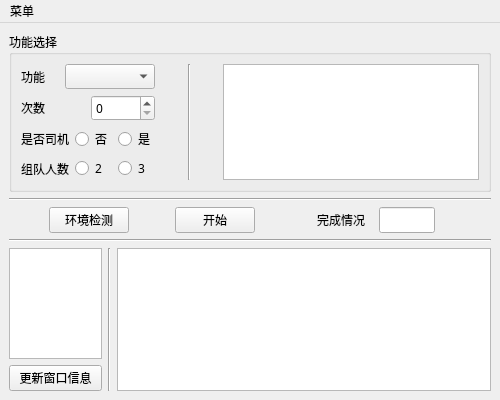
AquamarineCyan/OnmyojiDesktopAssistant, file ui/mainui.ui: the form before one commit.
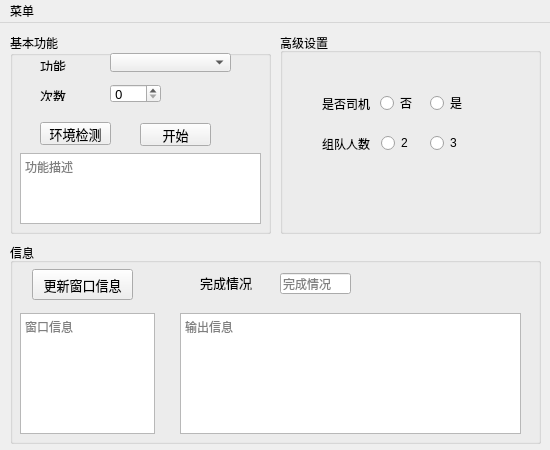
The form after the commit. The open tabs and pages were chosen to show the change.

What changed in the file:
```diff
--- a/ui/mainui.ui
+++ b/ui/mainui.ui
@@ -6,75 +6,214 @@
    <rect>
     <x>0</x>
     <y>0</y>
-    <width>500</width>
-    <height>400</height>
+    <width>550</width>
+    <height>450</height>
    </rect>
   </property>
   <property name="windowTitle">
    <string>Onmyoji_Python</string>
   </property>
+  <property name="styleSheet">
+   <string notr="true"/>
+  </property>
   <widget class="QWidget" name="centralwidget">
-   <layout class="QVBoxLayout" name="verticalLayout_2">
-    <item>
-     <widget class="QGroupBox" name="groupBox">
+   <widget class="QGroupBox" name="groupBox_basic">
+    <property name="geometry">
+     <rect>
+      <x>10</x>
+      <y>10</y>
+      <width>261</width>
+      <height>201</height>
+     </rect>
+    </property>
       <property name="font">
        <font>
         <family>宋体</family>
        </font>
       </property>
       <property name="title">
-       <string>功能选择</string>
-      </property>
-      <layout class="QHBoxLayout" name="horizontalLayout_6">
-       <item>
-        <layout class="QVBoxLayout" name="verticalLayout">
-         <item>
-          <layout class="QHBoxLayout" name="horizontalLayout_2">
-           <item>
-            <widget class="QLabel" name="label_2">
+     <string>基本功能</string>
+    </property>
+    <widget class="QTextBrowser" name="text_miaoshu">
+     <property name="geometry">
+      <rect>
+       <x>10</x>
+       <y>120</y>
+       <width>241</width>
+       <height>71</height>
+      </rect>
+     </property>
+     <property name="placeholderText">
+      <string>功能描述</string>
+     </property>
+    </widget>
+    <widget class="QPushButton" name="button_start">
+     <property name="geometry">
+      <rect>
+       <x>130</x>
+       <y>90</y>
+       <width>71</width>
+       <height>23</height>
+      </rect>
+     </property>
+     <property name="font">
+      <font>
+       <family>宋体</family>
+       <pointsize>10</pointsize>
+      </font>
+     </property>
              <property name="text">
-              <string>功能</string>
-             </property>
-            </widget>
-           </item>
-           <item>
+      <string>开始</string>
+     </property>
+    </widget>
+    <widget class="QPushButton" name="button_resources">
+     <property name="geometry">
+      <rect>
+       <x>30</x>
+       <y>89</y>
+       <width>71</width>
+       <height>23</height>
+      </rect>
+     </property>
+     <property name="font">
+      <font>
+       <family>宋体</family>
+       <pointsize>10</pointsize>
+      </font>
+     </property>
+     <property name="text">
+      <string>环境检测</string>
+     </property>
+    </widget>
             <widget class="QComboBox" name="combo_choice">
+     <property name="geometry">
+      <rect>
+       <x>100</x>
+       <y>20</y>
+       <width>121</width>
+       <height>19</height>
+      </rect>
+     </property>
+     <property name="font">
+      <font>
+       <family>宋体</family>
+       <pointsize>9</pointsize>
+      </font>
+     </property>
              <property name="placeholderText">
               <string>请选择功能</string>
              </property>
             </widget>
-           </item>
-          </layout>
-         </item>
-         <item>
-          <layout class="QHBoxLayout" name="horizontalLayout_3">
-           <item>
-            <widget class="QLabel" name="label_3">
+    <widget class="QLabel" name="label_2">
+     <property name="geometry">
+      <rect>
+       <x>30</x>
+       <y>23</y>
+       <width>26</width>
+       <height>15</height>
+      </rect>
+     </property>
+     <property name="font">
+      <font>
+       <family>宋体</family>
+       <pointsize>10</pointsize>
+      </font>
+     </property>
              <property name="text">
-              <string>次数</string>
-             </property>
-            </widget>
-           </item>
-           <item>
+      <string>&lt;html&gt;&lt;head/&gt;&lt;body&gt;&lt;p&gt;&lt;span style=&quot; font-size:10pt;&quot;&gt;功能&lt;/span&gt;&lt;/p&gt;&lt;/body&gt;&lt;/html&gt;</string>
+     </property>
+    </widget>
             <widget class="QSpinBox" name="spinB_num">
+     <property name="geometry">
+      <rect>
+       <x>100</x>
+       <y>51</y>
+       <width>51</width>
+       <height>19</height>
+      </rect>
+     </property>
+     <property name="font">
+      <font>
+       <family>宋体</family>
+       <pointsize>10</pointsize>
+      </font>
+     </property>
              <property name="maximum">
               <number>999</number>
              </property>
             </widget>
-           </item>
-          </layout>
-         </item>
-         <item>
-          <layout class="QHBoxLayout" name="horizontalLayout_4">
-           <item>
+    <widget class="QLabel" name="label_3">
+     <property name="geometry">
+      <rect>
+       <x>30</x>
+       <y>53</y>
+       <width>26</width>
+       <height>15</height>
+      </rect>
+     </property>
+     <property name="text">
+      <string>&lt;html&gt;&lt;head/&gt;&lt;body&gt;&lt;p&gt;&lt;span style=&quot; font-size:10pt;&quot;&gt;次数&lt;/span&gt;&lt;/p&gt;&lt;/body&gt;&lt;/html&gt;</string>
+     </property>
+    </widget>
+   </widget>
+   <widget class="QGroupBox" name="groupBox_senior">
+    <property name="geometry">
+     <rect>
+      <x>280</x>
+      <y>10</y>
+      <width>261</width>
+      <height>201</height>
+     </rect>
+    </property>
+    <property name="title">
+     <string>高级设置</string>
+    </property>
+    <widget class="QStackedWidget" name="stackedWidget">
+     <property name="geometry">
+      <rect>
+       <x>10</x>
+       <y>20</y>
+       <width>231</width>
+       <height>161</height>
+      </rect>
+     </property>
+     <property name="currentIndex">
+      <number>0</number>
+     </property>
+     <widget class="QWidget" name="none"/>
+     <widget class="QWidget" name="yuhun">
             <widget class="QLabel" name="label_driver">
+       <property name="geometry">
+        <rect>
+         <x>32</x>
+         <y>40</y>
+         <width>48</width>
+         <height>21</height>
+        </rect>
+       </property>
+       <property name="font">
+        <font>
+         <pointsize>9</pointsize>
+        </font>
+       </property>
              <property name="text">
               <string>是否司机</string>
              </property>
             </widget>
-           </item>
-           <item>
             <widget class="QRadioButton" name="button_driver_False">
+       <property name="geometry">
+        <rect>
+         <x>90</x>
+         <y>40</y>
+         <width>38</width>
+         <height>20</height>
+        </rect>
+       </property>
+       <property name="font">
+        <font>
+         <pointsize>9</pointsize>
+        </font>
+       </property>
              <property name="mouseTracking">
               <bool>true</bool>
              </property>
@@ -85,9 +224,20 @@
               <string notr="true">buttonGroup_driver</string>
              </attribute>
             </widget>
-           </item>
-           <item>
             <widget class="QRadioButton" name="button_driver_True">
+       <property name="geometry">
+        <rect>
+         <x>140</x>
+         <y>40</y>
+         <width>38</width>
+         <height>20</height>
+        </rect>
+       </property>
+       <property name="font">
+        <font>
+         <pointsize>9</pointsize>
+        </font>
+       </property>
              <property name="text">
               <string>是</string>
              </property>
@@ -95,30 +245,20 @@
               <string notr="true">buttonGroup_driver</string>
              </attribute>
             </widget>
-           </item>
-          </layout>
-         </item>
-         <item>
-          <layout class="QHBoxLayout" name="horizontalLayout_5">
-           <item>
-            <widget class="QLabel" name="label_passengers">
-             <property name="text">
-              <string>组队人数</string>
-             </property>
-            </widget>
-           </item>
-           <item>
-            <widget class="QRadioButton" name="button_passengers_2">
-             <property name="text">
-              <string>2</string>
-             </property>
-             <attribute name="buttonGroup">
-              <string notr="true">buttonGroup_passengers</string>
-             </attribute>
-            </widget>
-           </item>
-           <item>
             <widget class="QRadioButton" name="button_passengers_3">
+       <property name="geometry">
+        <rect>
+         <x>140</x>
+         <y>80</y>
+         <width>33</width>
+         <height>20</height>
+        </rect>
+       </property>
+       <property name="font">
+        <font>
+         <pointsize>9</pointsize>
+        </font>
+       </property>
              <property name="text">
               <string>3</string>
              </property>
@@ -126,245 +266,241 @@
               <string notr="true">buttonGroup_passengers</string>
              </attribute>
             </widget>
-           </item>
-          </layout>
-         </item>
-        </layout>
-       </item>
-       <item>
-        <spacer name="horizontalSpacer_8">
-         <property name="orientation">
-          <enum>Qt::Horizontal</enum>
-         </property>
-         <property name="sizeHint" stdset="0">
-          <size>
-           <width>20</width>
+      <widget class="QRadioButton" name="button_passengers_2">
+       <property name="geometry">
+        <rect>
+         <x>91</x>
+         <y>80</y>
+         <width>33</width>
            <height>20</height>
-          </size>
-         </property>
-        </spacer>
-       </item>
-       <item>
-        <widget class="Line" name="line">
-         <property name="orientation">
-          <enum>Qt::Vertical</enum>
-         </property>
-        </widget>
-       </item>
-       <item>
-        <spacer name="horizontalSpacer_7">
-         <property name="orientation">
-          <enum>Qt::Horizontal</enum>
-         </property>
-         <property name="sizeHint" stdset="0">
-          <size>
-           <width>20</width>
-           <height>20</height>
-          </size>
-         </property>
-        </spacer>
-       </item>
-       <item>
-        <widget class="QTextBrowser" name="text_miaoshu"/>
-       </item>
-      </layout>
-     </widget>
-    </item>
-    <item>
-     <widget class="Line" name="line_3">
-      <property name="orientation">
-       <enum>Qt::Horizontal</enum>
-      </property>
-     </widget>
-    </item>
-    <item>
-     <spacer name="verticalSpacer">
-      <property name="orientation">
-       <enum>Qt::Vertical</enum>
-      </property>
-      <property name="sizeHint" stdset="0">
-       <size>
-        <width>20</width>
-        <height>40</height>
-       </size>
-      </property>
-     </spacer>
-    </item>
-    <item>
-     <layout class="QHBoxLayout" name="horizontalLayout" stretch="0,1,0,1,1,1,1,1">
-      <item>
-       <spacer name="horizontalSpacer_3">
-        <property name="orientation">
-         <enum>Qt::Horizontal</enum>
-        </property>
-        <property name="sizeHint" stdset="0">
-         <size>
-          <width>40</width>
+        </rect>
+       </property>
+       <property name="font">
+        <font>
+         <pointsize>9</pointsize>
+        </font>
+       </property>
+       <property name="text">
+        <string>2</string>
+       </property>
+       <attribute name="buttonGroup">
+        <string notr="true">buttonGroup_passengers</string>
+       </attribute>
+      </widget>
+      <widget class="QLabel" name="label_passengers">
+       <property name="geometry">
+        <rect>
+         <x>32</x>
+         <y>80</y>
+         <width>48</width>
+         <height>21</height>
+        </rect>
+       </property>
+       <property name="font">
+        <font>
+         <pointsize>9</pointsize>
+        </font>
+       </property>
+       <property name="text">
+        <string>组队人数</string>
+       </property>
+      </widget>
+     </widget>
+     <widget class="QWidget" name="jiejietupo">
+      <widget class="QRadioButton" name="button_jiejietupo_3victory">
+       <property name="geometry">
+        <rect>
+         <x>80</x>
+         <y>60</y>
+         <width>43</width>
+         <height>20</height>
+        </rect>
+       </property>
+       <property name="text">
+        <string>3胜</string>
+       </property>
+      </widget>
+      <widget class="QCheckBox" name="button_kaji">
+       <property name="geometry">
+        <rect>
+         <x>80</x>
+         <y>100</y>
+         <width>47</width>
           <height>20</height>
-         </size>
-        </property>
-       </spacer>
-      </item>
-      <item>
-       <widget class="QPushButton" name="button_resources">
-        <property name="font">
-         <font>
-          <family>宋体</family>
-         </font>
-        </property>
+        </rect>
+       </property>
         <property name="text">
-         <string>环境检测</string>
-        </property>
-       </widget>
-      </item>
-      <item>
-       <spacer name="horizontalSpacer_4">
-        <property name="orientation">
-         <enum>Qt::Horizontal</enum>
-        </property>
-        <property name="sizeHint" stdset="0">
-         <size>
-          <width>40</width>
+        <string>卡级</string>
+       </property>
+      </widget>
+      <widget class="QRadioButton" name="button_jiejietupo_3victory_2">
+       <property name="geometry">
+        <rect>
+         <x>140</x>
+         <y>60</y>
+         <width>43</width>
           <height>20</height>
-         </size>
-        </property>
-       </spacer>
-      </item>
-      <item>
-       <widget class="QPushButton" name="button_start">
+        </rect>
+       </property>
+       <property name="text">
+        <string>9胜</string>
+       </property>
+      </widget>
+      <widget class="QLabel" name="label_refresh_rule">
+       <property name="geometry">
+        <rect>
+         <x>10</x>
+         <y>60</y>
+         <width>48</width>
+         <height>16</height>
+        </rect>
+       </property>
         <property name="font">
          <font>
-          <family>宋体</family>
+         <pointsize>9</pointsize>
          </font>
         </property>
         <property name="text">
-         <string>开始</string>
-        </property>
-       </widget>
-      </item>
-      <item>
-       <spacer name="horizontalSpacer">
-        <property name="orientation">
-         <enum>Qt::Horizontal</enum>
-        </property>
-        <property name="sizeHint" stdset="0">
-         <size>
-          <width>40</width>
+        <string>刷新规则</string>
+       </property>
+      </widget>
+     </widget>
+     <widget class="QWidget" name="daoguantupo">
+      <widget class="QCheckBox" name="button_guanzhan">
+       <property name="geometry">
+        <rect>
+         <x>60</x>
+         <y>40</y>
+         <width>47</width>
           <height>20</height>
-         </size>
-        </property>
-       </spacer>
-      </item>
-      <item>
-       <widget class="QLabel" name="label">
+        </rect>
+       </property>
         <property name="text">
-         <string>完成情况</string>
-        </property>
-       </widget>
-      </item>
-      <item>
+        <string>观战</string>
+       </property>
+      </widget>
+     </widget>
+    </widget>
+   </widget>
+   <widget class="QGroupBox" name="groupBox_info">
+    <property name="geometry">
+     <rect>
+      <x>10</x>
+      <y>220</y>
+      <width>531</width>
+      <height>201</height>
+     </rect>
+    </property>
+    <property name="title">
+     <string>信息</string>
+    </property>
        <widget class="QLineEdit" name="text_num">
         <property name="enabled">
          <bool>true</bool>
         </property>
+     <property name="geometry">
+      <rect>
+       <x>270</x>
+       <y>30</y>
+       <width>71</width>
+       <height>21</height>
+      </rect>
+     </property>
         <property name="font">
          <font>
           <family>宋体</family>
-          <pointsize>10</pointsize>
-         </font>
-        </property>
-       </widget>
-      </item>
-      <item>
-       <spacer name="horizontalSpacer_2">
-        <property name="orientation">
-         <enum>Qt::Horizontal</enum>
-        </property>
-        <property name="sizeHint" stdset="0">
-         <size>
-          <width>20</width>
-          <height>20</height>
-         </size>
-        </property>
-       </spacer>
-      </item>
-     </layout>
-    </item>
-    <item>
-     <spacer name="verticalSpacer_2">
-      <property name="orientation">
-       <enum>Qt::Vertical</enum>
-      </property>
-      <property name="sizeHint" stdset="0">
-       <size>
-        <width>20</width>
-        <height>40</height>
-       </size>
-      </property>
-     </spacer>
-    </item>
-    <item>
-     <widget class="Line" name="line_2">
-      <property name="orientation">
-       <enum>Qt::Horizontal</enum>
-      </property>
-     </widget>
-    </item>
-    <item>
-     <layout class="QHBoxLayout" name="horizontalLayout_7" stretch="2,0,8">
-      <item>
-       <layout class="QVBoxLayout" name="verticalLayout_3">
-        <item>
-         <widget class="QTextBrowser" name="text_wininfo">
-          <property name="sizePolicy">
-           <sizepolicy hsizetype="Ignored" vsizetype="Expanding">
-            <horstretch>0</horstretch>
-            <verstretch>0</verstretch>
-           </sizepolicy>
-          </property>
-         </widget>
-        </item>
-        <item>
+       <pointsize>9</pointsize>
+      </font>
+     </property>
+     <property name="maxLength">
+      <number>32764</number>
+     </property>
+     <property name="placeholderText">
+      <string>完成情况</string>
+     </property>
+    </widget>
          <widget class="QPushButton" name="button_wininfo">
+     <property name="geometry">
+      <rect>
+       <x>22</x>
+       <y>26</y>
+       <width>101</width>
+       <height>31</height>
+      </rect>
+     </property>
           <property name="sizePolicy">
            <sizepolicy hsizetype="Minimum" vsizetype="Fixed">
             <horstretch>0</horstretch>
             <verstretch>0</verstretch>
            </sizepolicy>
           </property>
+     <property name="font">
+      <font>
+       <pointsize>10</pointsize>
+      </font>
+     </property>
           <property name="text">
            <string>更新窗口信息</string>
           </property>
          </widget>
-        </item>
-       </layout>
-      </item>
-      <item>
-       <widget class="Line" name="line_4">
-        <property name="orientation">
-         <enum>Qt::Vertical</enum>
-        </property>
-       </widget>
-      </item>
-      <item>
        <widget class="QTextBrowser" name="text_print">
+     <property name="geometry">
+      <rect>
+       <x>170</x>
+       <y>70</y>
+       <width>341</width>
+       <height>121</height>
+      </rect>
+     </property>
         <property name="font">
          <font>
           <family>宋体</family>
          </font>
         </property>
-       </widget>
-      </item>
-     </layout>
-    </item>
-   </layout>
+     <property name="placeholderText">
+      <string>输出信息</string>
+     </property>
+    </widget>
+    <widget class="QTextBrowser" name="text_wininfo">
+     <property name="geometry">
+      <rect>
+       <x>10</x>
+       <y>70</y>
+       <width>135</width>
+       <height>121</height>
+      </rect>
+     </property>
+     <property name="sizePolicy">
+      <sizepolicy hsizetype="Ignored" vsizetype="Expanding">
+       <horstretch>0</horstretch>
+       <verstretch>0</verstretch>
+      </sizepolicy>
+     </property>
+     <property name="placeholderText">
+      <string>窗口信息</string>
+     </property>
+    </widget>
+    <widget class="QLabel" name="label">
+     <property name="geometry">
+      <rect>
+       <x>190</x>
+       <y>30</y>
+       <width>52</width>
+       <height>17</height>
+      </rect>
+     </property>
+     <property name="text">
+      <string>&lt;html&gt;&lt;head/&gt;&lt;body&gt;&lt;p&gt;&lt;span style=&quot; font-size:10pt;&quot;&gt;完成情况&lt;/span&gt;&lt;/p&gt;&lt;/body&gt;&lt;/html&gt;</string>
+     </property>
+    </widget>
+   </widget>
   </widget>
   <widget class="QMenuBar" name="menubar">
    <property name="geometry">
     <rect>
      <x>0</x>
      <y>0</y>
-     <width>500</width>
+     <width>550</width>
      <height>22</height>
     </rect>
    </property>
```
Left out of the diff: 2 changed lines with no effect on the pictures. Lines whose indentation alone changed are shown as unchanged.
